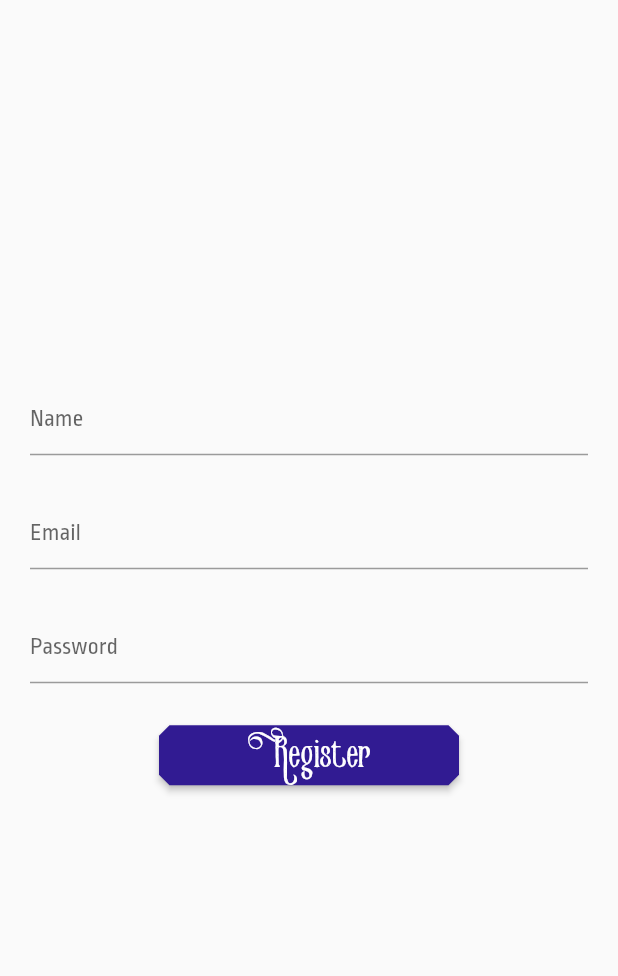
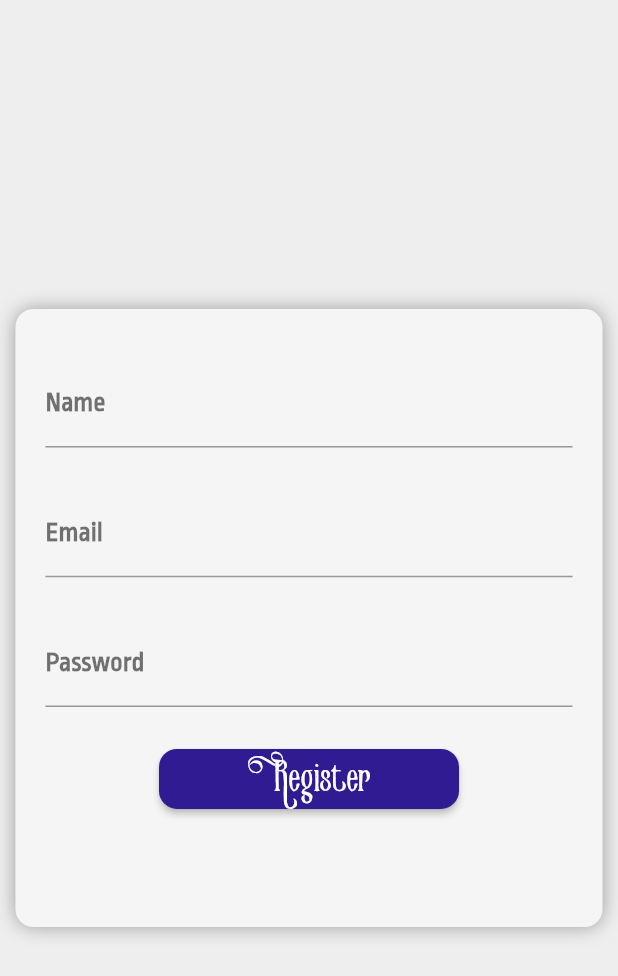
Before and after one commit to nehamdr225/shopping_application_esellglobe, a Flutter app: the SignUpPage screen opened directly, on a phone screen of 412 x 824 dp. Shown: the top 976 px of the screen. Run offline on Flutter 3.47's test engine with Material 2 defaults, Android fonts, the phone set to English and light mode, and no system bars; our stand-ins replace carousel_pro, flutter_secure_storage, smooth_star_rating; missing offline and left inert: flutter_statusbarcolor; accounts and stored records are empty.

Commit message:
ui changes

```diff
--- a/lib/pages/Home.dart
+++ b/lib/pages/Home.dart
@@ -23,7 +23,7 @@
               backgroundColor: Colors.grey[200],
               floating: true,
               flexibleSpace: FCarousel(),
-              expandedHeight: screenHeight * 0.35,
+              expandedHeight: screenHeight * 0.30,
               actions: <Widget>[
                 FIcons(
                   icon: Icons.search,
--- a/lib/pages/Signup.dart
+++ b/lib/pages/Signup.dart
@@ -13,6 +13,9 @@
   String nameErr, emailErr, passwordErr;
   @override
   Widget build(BuildContext context) {
+    var screenHeight = MediaQuery.of(context).size.height;
+    var screenWidth = MediaQuery.of(context).size.width;
+
     var setName = (data) {
       if (nameValidator(data) && data != name)
         setState(() {
@@ -51,8 +54,23 @@
 
     return SafeArea(
       child: Scaffold(
+        backgroundColor: Colors.grey[200],
         resizeToAvoidBottomPadding: false,
-        body: Column(
+        body: Align(
+          alignment: Alignment.center,
+          child: Container(
+            height: screenHeight * 0.50,
+            width: screenWidth * 0.95,
+            decoration: BoxDecoration(
+                color: Colors.grey[100],
+                boxShadow: [
+                  BoxShadow(
+                    color: Colors.grey,
+                    blurRadius: 10.0
+                  ),
+                ],
+                borderRadius: BorderRadius.all(Radius.circular(12.0))),
+            child: Column(
               mainAxisAlignment: MainAxisAlignment.center,
               children: <Widget>[
                 Container(
@@ -106,6 +124,8 @@
               ],
             ),
           ),
+        ),
+      ),
     );
   }
 }
--- a/lib/widget/Carousel.dart
+++ b/lib/widget/Carousel.dart
@@ -8,7 +8,7 @@
     return Container(
       height: 350.0,
       child: Carousel(
-        boxFit: BoxFit.fitWidth,
+        boxFit: BoxFit.fill,
         images: [
           AssetImage('images/heroimg4.jpeg'),
           AssetImage('images/heroimg1.jpeg'),
--- a/lib/widget/atoms/Details.dart
+++ b/lib/widget/atoms/Details.dart
@@ -25,7 +25,7 @@
               Text(
                 price,
                 style: TextStyle(fontWeight: FontWeight.bold, fontSize: 13.0),
-                textAlign: TextAlign.left,
+                textAlign: TextAlign.center,
               )),
               Expanded(child:FIcons(
                   icon: Icons.bookmark_border,
--- a/lib/widget/atoms/Forms.dart
+++ b/lib/widget/atoms/Forms.dart
@@ -9,7 +9,7 @@
   final style = TextStyle(
       fontFamily: 'Ropa Sans',
       fontWeight: FontWeight.bold,
-      fontSize: 16,
+      fontSize: 18,
       color: Colors.black54);
   FForms({this.text, this.type, this.obscure: false, this.onChanged});
 
@@ -27,6 +27,7 @@
               : null,
           hintText: text,
           labelStyle: style,
+          labelText: text,
           focusedBorder: UnderlineInputBorder(
               borderSide: BorderSide(color: primarycolor))),
     );
--- a/lib/widget/atoms/RaisedButton.dart
+++ b/lib/widget/atoms/RaisedButton.dart
@@ -20,8 +20,8 @@
             fontSize: 32.0,
           ),
         ),
-        shape: const BeveledRectangleBorder(
-          borderRadius: BorderRadius.all(Radius.circular(7.0)),
+        shape: const RoundedRectangleBorder(
+          borderRadius: BorderRadius.all(Radius.circular(12.0)),
         ),
         onPressed: () {
           switch (text) {
--- a/lib/widget/containers/Products.dart
+++ b/lib/widget/containers/Products.dart
@@ -8,6 +8,7 @@
 
   @override
   Widget build(BuildContext context) {
+    var screenHeight = MediaQuery.of(context).size.height/100;
     return SliverList(
       delegate: SliverChildListDelegate(<Widget>[
         Padding(
@@ -37,7 +38,7 @@
               ])
             ])),
         Container(
-          height: 201.0,
+          height: screenHeight*26,
           child: ListView.builder(
             itemCount: 10,
             scrollDirection: Axis.horizontal,
--- a/pubspec.yaml
+++ b/pubspec.yaml
@@ -25,6 +25,7 @@
   cupertino_icons: ^0.1.2
   carousel_pro: ^1.0.0
   http: ^0.12.0
+  provider: ^3.0.0+1
   smooth_star_rating: ^1.0.3
   flutter_statusbarcolor: ^0.2.1
   flutter_redux: ^0.5.3
```
Also changed, not shown: pubspec.lock. Lines whose indentation alone changed are shown as unchanged.
